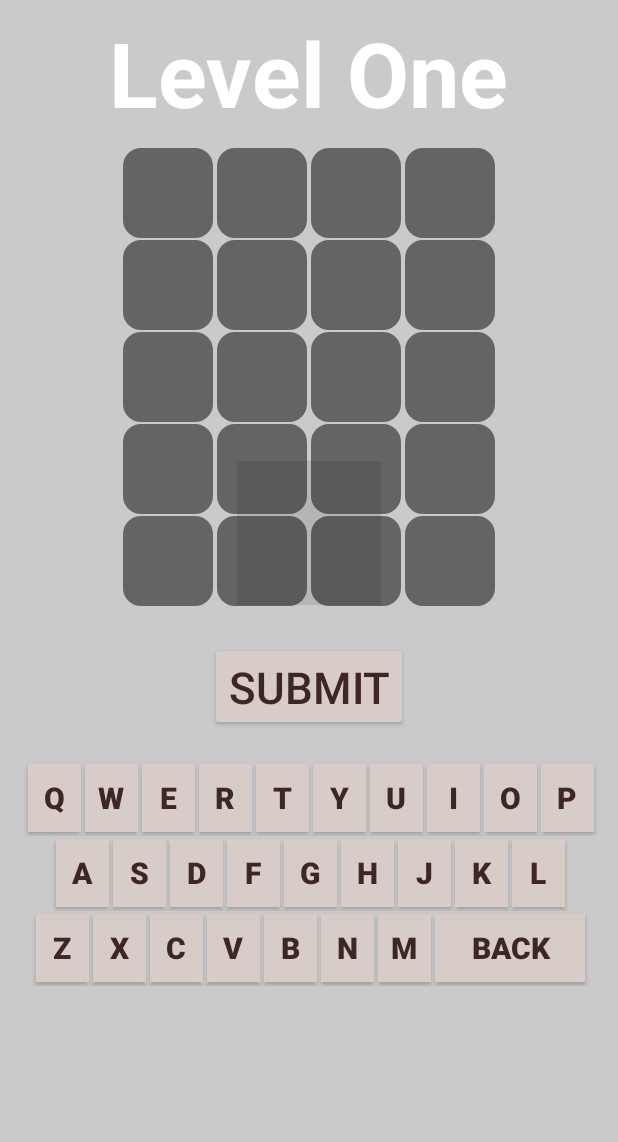
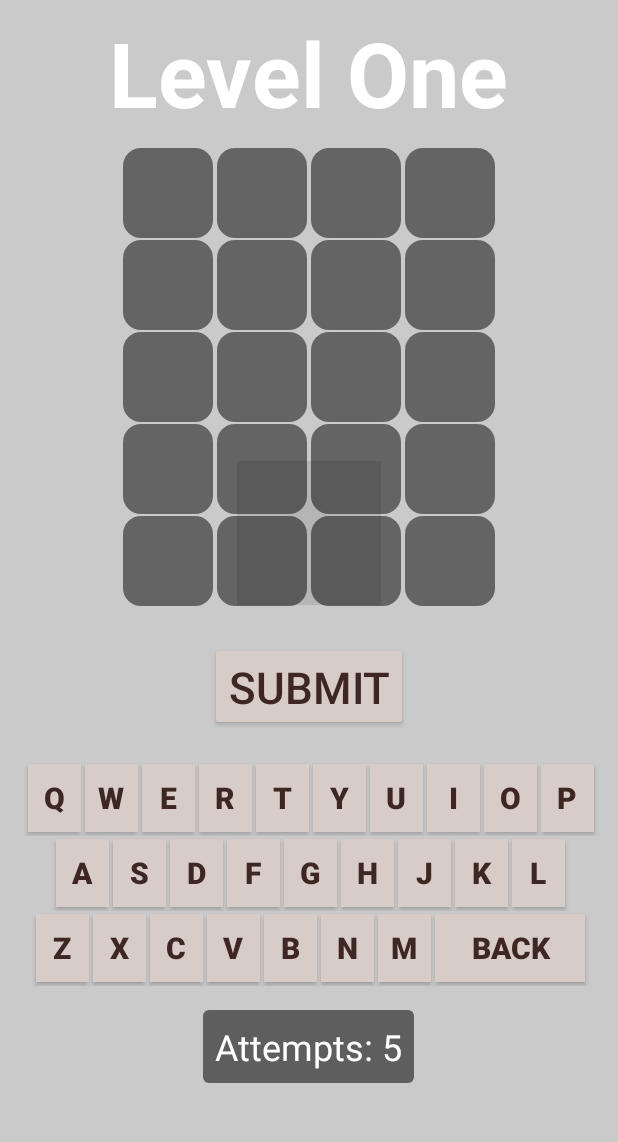
Before and after one commit to TimmyHunter007/WordWorld, an Android app: the LevelOneActivity screen opened directly, with no data from a screen before it, on a phone screen of 412 x 824 dp, the part 85-1227 px from its top. Run offline under Robolectric (Android 15) with nearby library versions, the phone set to English and light mode, and no system bars; our stand-ins replace Firebase (no records; nobody signed in at launch, a user with empty details on screens opened directly); 3 statements that could not run were skipped.

Commit message:
Added the attempts counter to each level and display them on the screen.

```diff
--- a/app/src/main/java/com/example/wordworld/LevelOneActivity.java
+++ b/app/src/main/java/com/example/wordworld/LevelOneActivity.java
@@ -301,6 +301,11 @@ public class LevelOneActivity extends AppCompatActivity {
         // Decrease attempts left
         currentAttemptsLeft--;
 
+        // Update the attempts left in Firebase and the TextView
+        userDatabaseReference.child("metaData").child("l1AttemptsLeft").setValue(currentAttemptsLeft);
+        TextView tvAttempts = findViewById(R.id.tvAttempts);
+        tvAttempts.setText("Attempts left: " + currentAttemptsLeft);
+
         // If the user guesses correctly or if attempts are exhausted, mark the word as guessed
         if (feedback.message.contains("Congratulations") || currentAttemptsLeft == 0) {
             userDatabaseReference.child("metaData").child("l1WordGuess").setValue(1);
@@ -530,6 +535,9 @@ public class LevelOneActivity extends AppCompatActivity {
         userDatabaseReference.child("metaData").child("l1AttemptsLeft").get().addOnCompleteListener(task -> {
             if (task.isSuccessful()) {
                 currentAttemptsLeft = task.getResult().getValue(Integer.class);
+
+                TextView tvAttempts = findViewById(R.id.tvAttempts);
+                tvAttempts.setText("Attempts: " + currentAttemptsLeft);
             }
         });
 
--- a/app/src/main/res/layout/activity_level_one.xml
+++ b/app/src/main/res/layout/activity_level_one.xml
@@ -802,6 +802,18 @@
                         android:layout_marginStart="2.5dp"/>
             </LinearLayout>
 
+            <TextView
+                    android:id="@+id/tvAttempts"
+                    android:layout_width="wrap_content"
+                    android:layout_height="wrap_content"
+                    android:background="@drawable/rounded_background"
+                    android:text="Attempts left: 5"
+                    android:textSize="24sp"
+                    android:textColor="@color/white"
+                    android:layout_below="@id/keyboard"
+                    android:layout_centerHorizontal="true"
+                    android:layout_marginTop="16dp" />
+
         </LinearLayout>
 
     </RelativeLayout>
```
Also changed, not shown: app/src/main/java/com/example/wordworld/LevelThreeActivity.java (+10 -2 lines), app/src/main/java/com/example/wordworld/LevelTwoActivity.java (+10 -2 lines), app/src/main/res/layout/activity_level_three.xml (+12 -0 lines), app/src/main/res/layout/activity_level_two.xml (+12 -0 lines).
